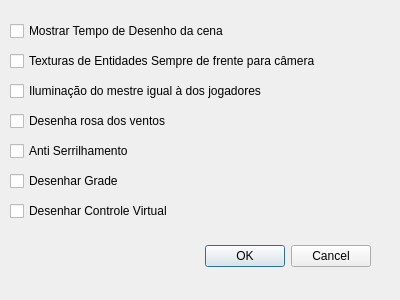
matferib/tabuleiro-virtual, file ifg/qt/ui/opcoes.ui: the form before one commit.
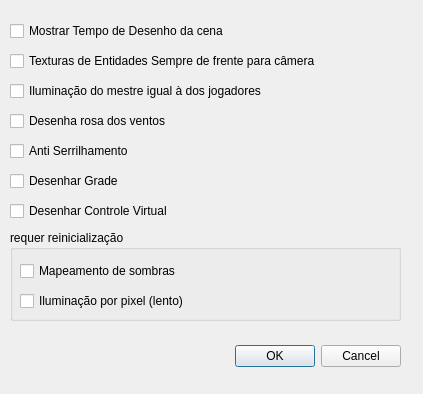
The form after the commit.

Commit message: ui de opcoes para alterar shaders

The edit to the form file:
```diff
--- a/ifg/qt/ui/opcoes.ui
+++ b/ifg/qt/ui/opcoes.ui
@@ -6,8 +6,8 @@
    <rect>
     <x>0</x>
     <y>0</y>
-    <width>400</width>
-    <height>300</height>
+    <width>423</width>
+    <height>394</height>
    </rect>
   </property>
   <property name="windowTitle">
@@ -16,8 +16,8 @@
   <widget class="QDialogButtonBox" name="buttonBox">
    <property name="geometry">
     <rect>
-     <x>30</x>
-     <y>240</y>
+     <x>60</x>
+     <y>340</y>
      <width>341</width>
      <height>32</height>
     </rect>
@@ -120,6 +120,45 @@
     <string>Desenhar Controle Virtual</string>
    </property>
   </widget>
+  <widget class="QGroupBox" name="groupBox">
+   <property name="geometry">
+    <rect>
+     <x>10</x>
+     <y>230</y>
+     <width>391</width>
+     <height>91</height>
+    </rect>
+   </property>
+   <property name="title">
+    <string>requer reinicialização</string>
+   </property>
+   <widget class="QCheckBox" name="checkbox_mapeamento_de_sombras">
+    <property name="geometry">
+     <rect>
+      <x>10</x>
+      <y>30</y>
+      <width>271</width>
+      <height>22</height>
+     </rect>
+    </property>
+    <property name="text">
+     <string>Mapeamento de sombras</string>
+    </property>
+   </widget>
+   <widget class="QCheckBox" name="checkbox_iluminacao_por_pixel">
+    <property name="geometry">
+     <rect>
+      <x>10</x>
+      <y>60</y>
+      <width>271</width>
+      <height>22</height>
+     </rect>
+    </property>
+    <property name="text">
+     <string>Iluminação por pixel (lento)</string>
+    </property>
+   </widget>
+  </widget>
  </widget>
  <resources/>
  <connections>
```
The commit also changes 2 other files.
